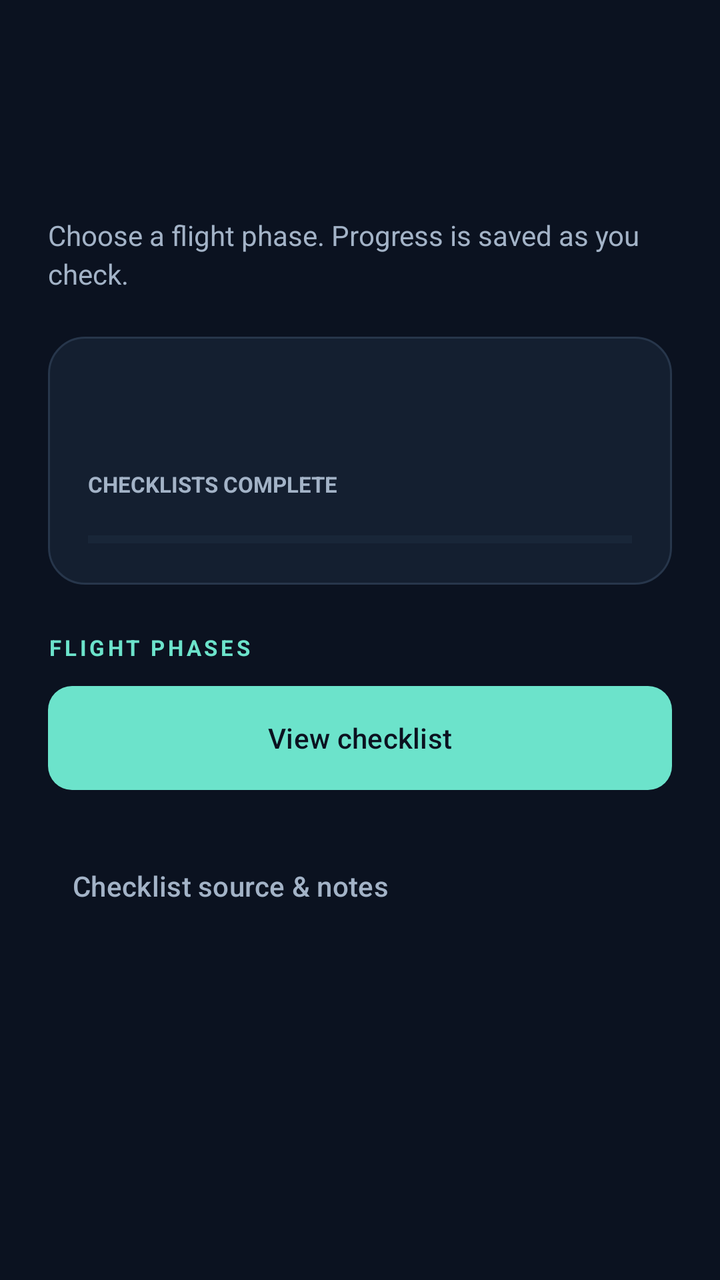
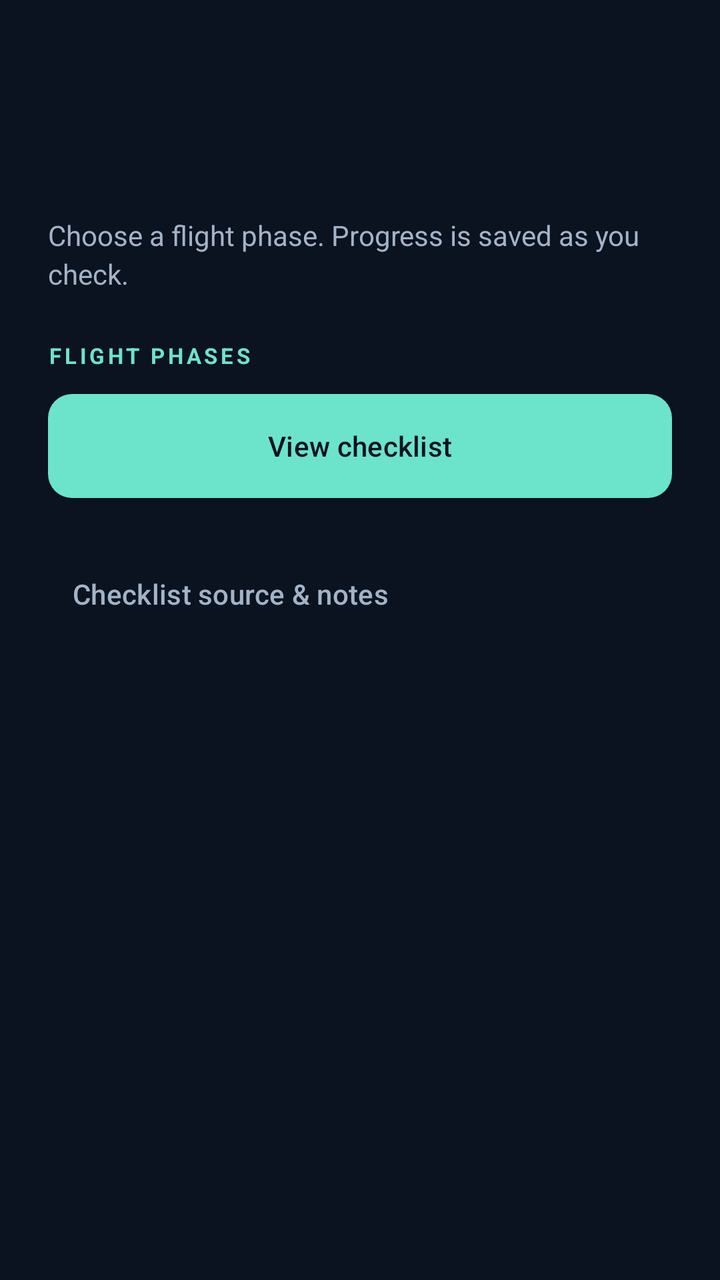

The first picture is an Android layout as it rendered before a commit; the second is the same layout after the commit. The layout source and the unified diff follow.
<!-- AndroidManifest.xml: application theme Theme.Electricalchecklist -->
<!-- res/layout/screen_checklists.xml -->
<?xml version="1.0" ?>
<ScrollView xmlns:android="http://schemas.android.com/apk/res/android" android:id="@+id/page_scroll" android:layout_width="match_parent" android:layout_height="match_parent" android:fillViewport="true">
    <LinearLayout android:id="@+id/page_body" android:layout_width="match_parent" android:layout_height="wrap_content" android:orientation="vertical" android:padding="24dp">
        <TextView android:id="@+id/model_eyebrow" style="@style/Eyebrow"/>
        <TextView android:id="@+id/model_title" style="@style/PageTitle"/>
        <TextView style="@style/BodyText" android:text="@string/choose_phase"/>
        <LinearLayout android:layout_width="match_parent" android:layout_height="wrap_content" android:layout_marginTop="22dp" android:orientation="vertical" android:padding="20dp" android:background="@drawable/panel_background">
            <TextView android:id="@+id/model_status" android:layout_width="match_parent" android:layout_height="wrap_content" android:textSize="30sp" android:textStyle="bold" android:textColor="@color/accent"/>
            <TextView android:layout_width="match_parent" android:layout_height="wrap_content" android:layout_marginTop="6dp" android:text="@string/checklists_complete" android:textColor="@color/muted" android:textSize="11sp" android:textStyle="bold"/>
            <ProgressBar android:id="@+id/model_progress" style="?android:attr/progressBarStyleHorizontal" android:layout_width="match_parent" android:layout_height="5dp" android:layout_marginTop="18dp" android:progressTint="@color/accent" android:progressBackgroundTint="@color/border"/>
        </LinearLayout>
        <TextView style="@style/Eyebrow" android:layout_marginTop="24dp" android:text="@string/flight_phases"/>
        <com.google.android.material.button.MaterialButton android:id="@+id/view_checklist_button" style="@style/PrimaryAction" android:layout_marginTop="12dp" android:layout_marginBottom="6dp" android:text="@string/view_checklist"/>
        <LinearLayout android:id="@+id/phase_rows" android:layout_width="match_parent" android:layout_height="wrap_content" android:orientation="vertical"/>
        <com.google.android.material.button.MaterialButton android:id="@+id/source_button" style="@style/TextAction" android:layout_marginTop="18dp" android:text="@string/source_notes"/>
    </LinearLayout>
</ScrollView>
<!-- resources referenced by this layout -->
<resources>
  <color name="accent">#6CE3CB</color>
  <color name="border">#27364B</color>
  <color name="muted">#A3B3C7</color>
  <!-- drawable panel_background (drawable) -->
  <?xml version="1.0" ?>
  <selector xmlns:android="http://schemas.android.com/apk/res/android">
      <item android:state_selected="true">
          <shape>
              <solid android:color="#152D2D"/>
              <stroke android:width="1dp" android:color="#2B665A"/>
              <corners android:radius="18dp"/>
          </shape>
      </item>
      <item>
          <shape>
              <solid android:color="@color/panel"/>
              <stroke android:width="1dp" android:color="@color/border"/>
              <corners android:radius="18dp"/>
          </shape>
      </item>
  </selector>
  <string name="checklists_complete">CHECKLISTS COMPLETE</string>
  <string name="choose_phase">Choose a flight phase. Progress is saved as you check.</string>
  <string name="flight_phases">FLIGHT PHASES</string>
  <string name="source_notes">Checklist source &amp; notes</string>
  <string name="view_checklist">View checklist</string>
  <style name="BodyText">
          <item name="android:layout_width">match_parent</item>
          <item name="android:layout_height">wrap_content</item>
          <item name="android:layout_marginTop">12dp</item>
          <item name="android:textSize">14sp</item>
          <item name="android:textColor">@color/muted</item>
          <item name="android:lineSpacingExtra">3dp</item>
      </style>
  <style name="Eyebrow">
          <item name="android:layout_width">match_parent</item>
          <item name="android:layout_height">wrap_content</item>
          <item name="android:textSize">11sp</item>
          <item name="android:textColor">@color/accent</item>
          <item name="android:letterSpacing">0.14</item>
          <item name="android:textStyle">bold</item>
      </style>
  <style name="PageTitle">
          <item name="android:layout_width">match_parent</item>
          <item name="android:layout_height">wrap_content</item>
          <item name="android:layout_marginTop">12dp</item>
          <item name="android:textSize">34sp</item>
          <item name="android:textColor">@color/ink</item>
          <item name="android:textStyle">bold</item>
          <item name="android:accessibilityHeading">true</item>
      </style>
  <style name="TextAction" parent="Widget.Material3.Button.TextButton">
          <item name="android:layout_width">wrap_content</item>
          <item name="android:layout_height">wrap_content</item>
          <item name="android:minHeight">48dp</item>
          <item name="android:textAllCaps">false</item>
          <item name="android:textColor">@color/muted</item>
          <item name="android:textSize">14sp</item>
      </style>
  <style name="Theme.Electricalchecklist" parent="Base.Theme.Electricalchecklist" />
  <color name="panel">#141F30</color>
  <color name="ink">#F0F5FC</color>
  <color name="app_background">#0B1220</color>
  <style name="Base.Theme.Electricalchecklist" parent="Theme.Material3.Dark.NoActionBar">
          <item name="colorPrimary">#6CE3CB</item>
          <item name="colorOnPrimary">#0B1220</item>
          <item name="colorSurface">#141F30</item>
          <item name="colorOnSurface">#F0F5FC</item>
          <item name="android:windowLightStatusBar">false</item>
          <item name="android:windowLightNavigationBar">false</item>
          <item name="android:windowBackground">#0B1220</item>
      </style>
  <!-- unchanged entries left out for length: 1 -->
</resources>

<!-- the commit's change to res/layout/screen_checklists.xml (unified diff, before → after) -->
@@ -4,14 +4,15 @@
         <TextView android:id="@+id/model_eyebrow" style="@style/Eyebrow"/>
         <TextView android:id="@+id/model_title" style="@style/PageTitle"/>
         <TextView style="@style/BodyText" android:text="@string/choose_phase"/>
-        <LinearLayout android:layout_width="match_parent" android:layout_height="wrap_content" android:layout_marginTop="22dp" android:orientation="vertical" android:padding="20dp" android:background="@drawable/panel_background">
-            <TextView android:id="@+id/model_status" android:layout_width="match_parent" android:layout_height="wrap_content" android:textSize="30sp" android:textStyle="bold" android:textColor="@color/accent"/>
-            <TextView android:layout_width="match_parent" android:layout_height="wrap_content" android:layout_marginTop="6dp" android:text="@string/checklists_complete" android:textColor="@color/muted" android:textSize="11sp" android:textStyle="bold"/>
-            <ProgressBar android:id="@+id/model_progress" style="?android:attr/progressBarStyleHorizontal" android:layout_width="match_parent" android:layout_height="5dp" android:layout_marginTop="18dp" android:progressTint="@color/accent" android:progressBackgroundTint="@color/border"/>
-        </LinearLayout>
         <TextView style="@style/Eyebrow" android:layout_marginTop="24dp" android:text="@string/flight_phases"/>
         <com.google.android.material.button.MaterialButton android:id="@+id/view_checklist_button" style="@style/PrimaryAction" android:layout_marginTop="12dp" android:layout_marginBottom="6dp" android:text="@string/view_checklist"/>
+        <TextView android:id="@+id/checklist_mode_label" style="@style/BodyText" android:textSize="12sp" android:visibility="gone"/>
+        <com.google.android.material.button.MaterialButton android:id="@+id/checklist_mode_button" style="@style/TextAction" android:layout_width="match_parent" android:visibility="gone"/>
         <LinearLayout android:id="@+id/phase_rows" android:layout_width="match_parent" android:layout_height="wrap_content" android:orientation="vertical"/>
+        <LinearLayout android:id="@+id/extended_reference_info" android:layout_width="match_parent" android:layout_height="wrap_content" android:orientation="vertical" android:visibility="gone">
+            <TextView android:id="@+id/extended_reference_note" style="@style/BodyText" android:textSize="13sp"/>
+            <com.google.android.material.button.MaterialButton android:id="@+id/extended_reference_button" style="@style/TextAction" android:text="@string/view_reference_data"/>
+        </LinearLayout>
         <com.google.android.material.button.MaterialButton android:id="@+id/source_button" style="@style/TextAction" android:layout_marginTop="18dp" android:text="@string/source_notes"/>
     </LinearLayout>
 </ScrollView>
<!-- resource entries referenced after the edit -->
@@ -1,31 +1,12 @@
 <!-- resources referenced by this layout -->
 <resources>
   <color name="accent">#6CE3CB</color>
-  <color name="border">#27364B</color>
   <color name="muted">#A3B3C7</color>
-  <!-- drawable panel_background (drawable) -->
-  <?xml version="1.0" ?>
-  <selector xmlns:android="http://schemas.android.com/apk/res/android">
-      <item android:state_selected="true">
-          <shape>
-              <solid android:color="#152D2D"/>
-              <stroke android:width="1dp" android:color="#2B665A"/>
-              <corners android:radius="18dp"/>
-          </shape>
-      </item>
-      <item>
-          <shape>
-              <solid android:color="@color/panel"/>
-              <stroke android:width="1dp" android:color="@color/border"/>
-              <corners android:radius="18dp"/>
-          </shape>
-      </item>
-  </selector>
-  <string name="checklists_complete">CHECKLISTS COMPLETE</string>
   <string name="choose_phase">Choose a flight phase. Progress is saved as you check.</string>
   <string name="flight_phases">FLIGHT PHASES</string>
   <string name="source_notes">Checklist source &amp; notes</string>
   <string name="view_checklist">View checklist</string>
+  <string name="view_reference_data">View reference data (page 4)</string>
   <style name="BodyText">
           <item name="android:layout_width">match_parent</item>
           <item name="android:layout_height">wrap_content</item>
@@ -60,7 +41,6 @@
           <item name="android:textSize">14sp</item>
       </style>
   <style name="Theme.Electricalchecklist" parent="Base.Theme.Electricalchecklist" />
-  <color name="panel">#141F30</color>
   <color name="ink">#F0F5FC</color>
   <color name="app_background">#0B1220</color>
   <style name="Base.Theme.Electricalchecklist" parent="Theme.Material3.Dark.NoActionBar">
